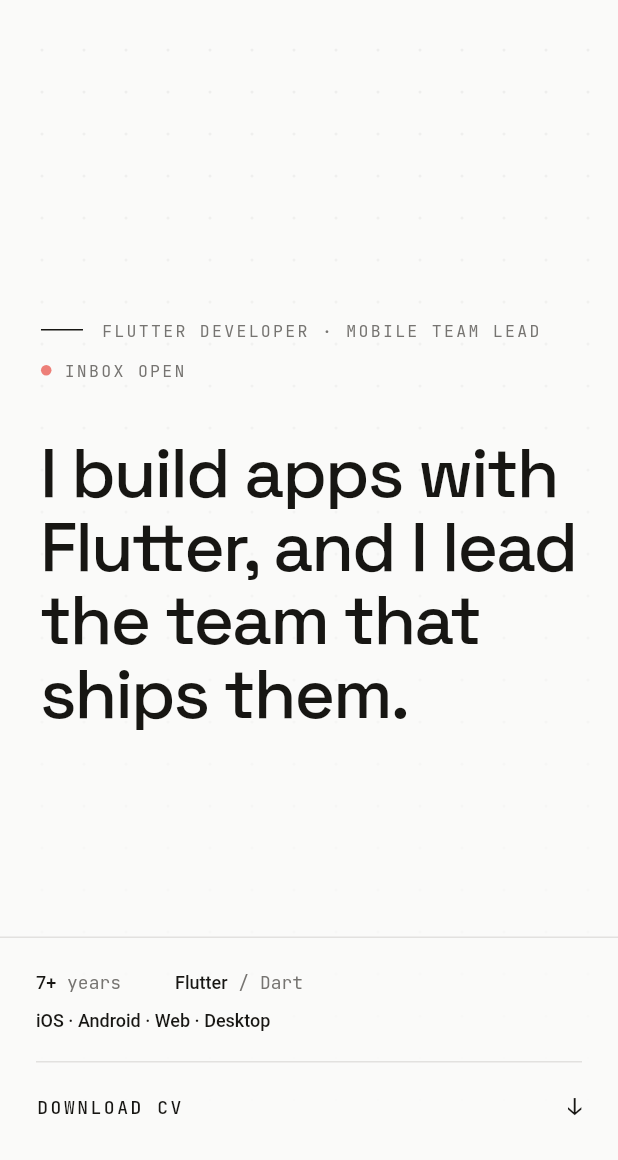
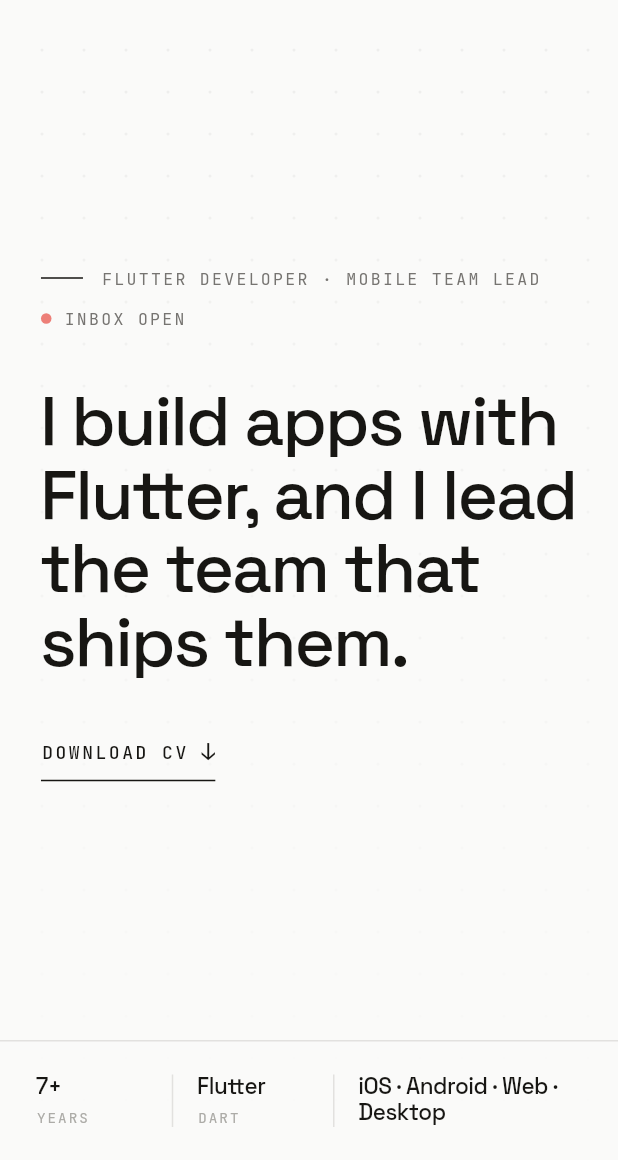
Before and after one commit to ViachaslauPratasenia/ViachaslauPratasenia.github.io, a Flutter app: the screen it shows after launch, on a phone screen of 412 x 824 dp, the part 76-1236 px from its top. Run offline on Flutter 3.47's test engine with Material 3 defaults, Android fonts, the phone set to English and light mode, and no system bars; our stand-ins replace dio, firebase_core, flutter_bloc, flutter_screenutil, flutter_svg, get_it and 5 more; missing offline and left inert: firebase_analytics_web; accounts and stored records are empty; generated files the repository leaves out were written again; network calls fail; statements that could not run were skipped.

Commit message:
style: mobile hero — CTA under headline, stat tiles in the bottom strip
Download CV moves under the headline (desktop-style underlined control).
The bottom strip becomes a row of stat tiles split by vertical hairlines:
value in the display face, mono label underneath; the platform list gets
double width.

Co-Authored-By: Claude Fable 5 <noreply@anthropic.com>

```diff
--- a/lib/features/home/presentation/minimal/sections/minimal_hero.dart
+++ b/lib/features/home/presentation/minimal/sections/minimal_hero.dart
@@ -58,6 +58,12 @@ class MinimalHero extends StatelessWidget {
                       style: MinimalTypography.display(colors.fg,
                           size: displaySize),
                     ),
+                    // On narrow screens the CTA lives under the headline;
+                    // the bottom strip holds only the stat tiles.
+                    if (narrow) ...[
+                      const SizedBox(height: 36),
+                      _downloadCv(context),
+                    ],
                   ],
                 ),
               ),
@@ -128,18 +134,7 @@ class MinimalHero extends StatelessWidget {
             padding: EdgeInsets.symmetric(
                 horizontal: narrow ? 24 : 32, vertical: 22),
             child: narrow
-                // Full width so the column stays left-aligned inside Center.
-                ? SizedBox(
-                    width: double.infinity,
-                    child: Column(
-                      crossAxisAlignment: CrossAxisAlignment.start,
-                      children: [
-                        meta,
-                        const SizedBox(height: 20),
-                        _downloadCvButton(context),
-                      ],
-                    ),
-                  )
+                ? _statRow(context)
                 : Row(
                     children: [
                       Expanded(child: meta),
@@ -153,27 +148,47 @@ class MinimalHero extends StatelessWidget {
     );
   }
 
-  /// Mobile "Download CV" — a full-width editorial row: label left, arrow
-  /// right, hairline above. Same language as the registry rows below.
-  Widget _downloadCvButton(BuildContext context) {
+  /// Mobile bottom strip: stat tiles separated by vertical hairlines —
+  /// value in the display face, mono label underneath.
+  Widget _statRow(BuildContext context) {
     final colors = context.minimal;
-    return GestureDetector(
-      onTap: onDownloadCv ?? () => launchUrlString(Const.config.CV_URL),
-      child: Container(
-        width: double.infinity,
-        padding: const EdgeInsets.only(top: 16),
-        decoration: BoxDecoration(
-          border: Border(top: BorderSide(color: colors.hair)),
-        ),
+    final metas = profile.heroMeta;
+    return SizedBox(
+      width: double.infinity,
+      child: IntrinsicHeight(
         child: Row(
-          mainAxisAlignment: MainAxisAlignment.spaceBetween,
+          crossAxisAlignment: CrossAxisAlignment.start,
           children: [
-            MonoLabel('Download CV',
-                color: colors.fg, size: 12, weight: FontWeight.w500),
-            Text('↓', style: MinimalTypography.monoLink(colors.fg)),
+            for (var i = 0; i < metas.length; i++) ...[
+              if (i > 0) ...[
+                const SizedBox(width: 16),
+                VerticalDivider(width: 1, thickness: 1, color: colors.hair),
+                const SizedBox(width: 16),
+              ],
+              // Long values (the platform list) get twice the width.
+              Expanded(
+                  flex: metas[i].value.length > 14 ? 2 : 1,
+                  child: _stat(context, metas[i])),
+            ],
           ],
         ),
       ),
+    );
+  }
+
+  Widget _stat(BuildContext context, HeroMeta meta) {
+    final colors = context.minimal;
+    return Column(
+      crossAxisAlignment: CrossAxisAlignment.start,
+      children: [
+        Text(meta.value,
+            style: MinimalTypography.sectionTitle(colors.fg, size: 15)),
+        if (meta.label.isNotEmpty) ...[
+          const SizedBox(height: 5),
+          MonoLabel(meta.label.replaceFirst('/ ', ''),
+              color: colors.faint, size: 9.5),
+        ],
+      ],
     );
   }
 
```
